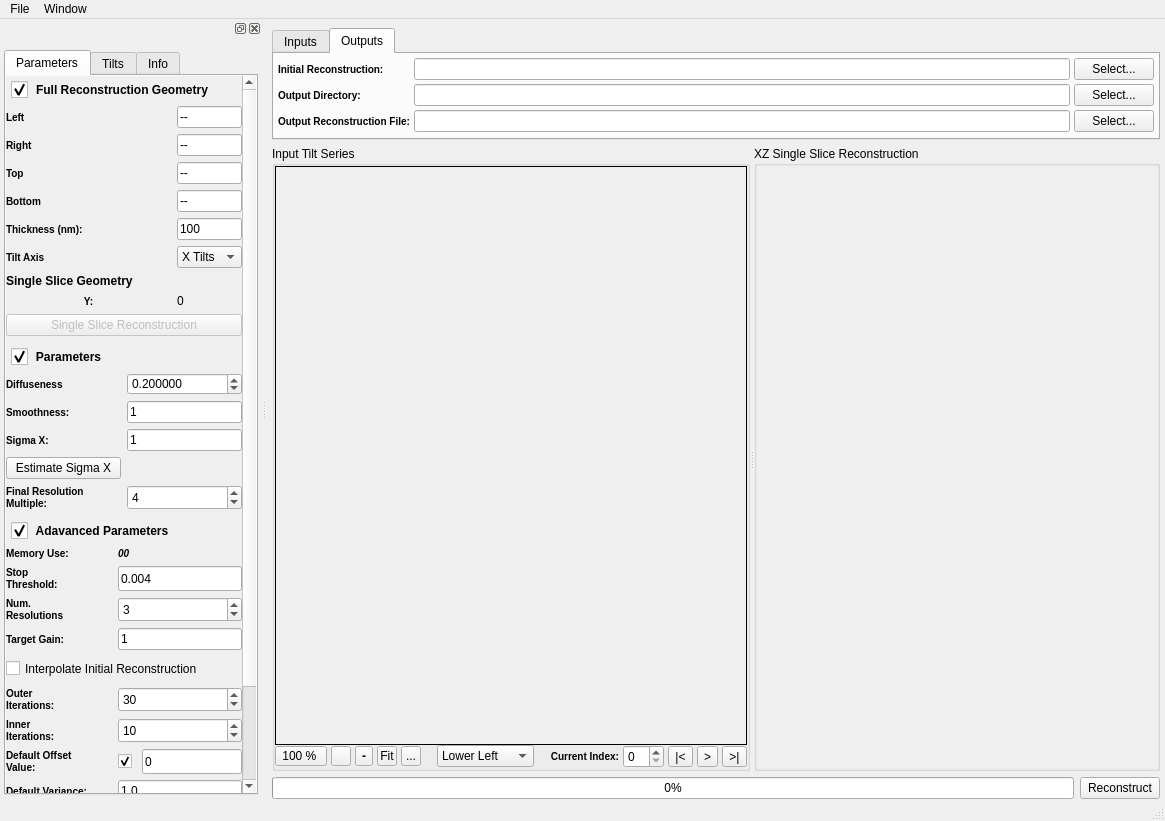
OpenMBIR/OpenMBIR-TEM, file Code/Applications/TomoGui/UI_Files/TomoGui.ui: the form before one commit.
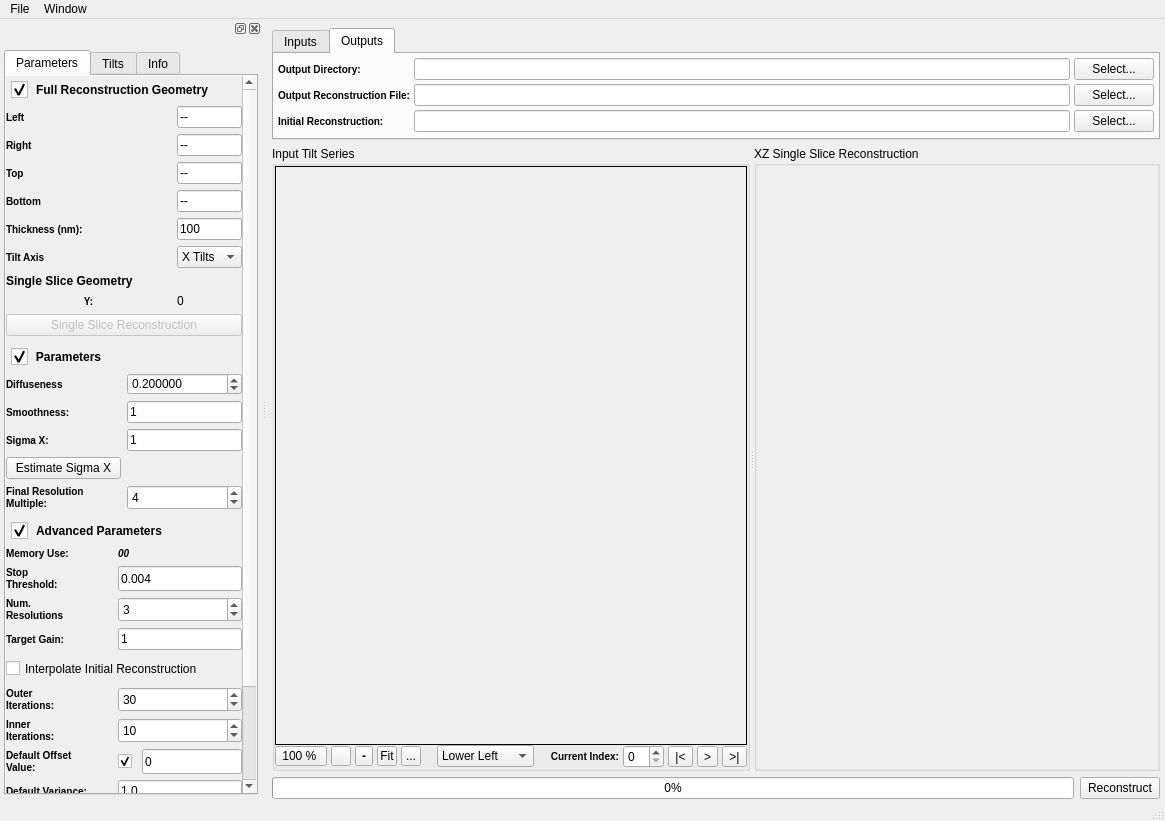
The form after the commit. The open tabs and pages were chosen to show the change. Icons and pictures are not drawn. Custom widgets are drawn as their Qt base class.

Commit message: Fixing some typos and reorganizing the GUI

Patch:
```diff
--- a/Code/Applications/TomoGui/UI_Files/TomoGui.ui
+++ b/Code/Applications/TomoGui/UI_Files/TomoGui.ui
@@ -168,54 +168,6 @@
         <property name="spacing">
          <number>4</number>
         </property>
-        <item row="0" column="0">
-         <widget class="QLabel" name="label">
-          <property name="enabled">
-           <bool>true</bool>
-          </property>
-          <property name="styleSheet">
-           <string notr="true">QLabel {
-font-weight: bold;
-font-size: 10px;
-}</string>
-          </property>
-          <property name="text">
-           <string>Initial Reconstruction:</string>
-          </property>
-         </widget>
-        </item>
-        <item row="0" column="1">
-         <widget class="QFSDropLineEdit" name="initialReconstructionPath">
-          <property name="enabled">
-           <bool>true</bool>
-          </property>
-          <property name="sizePolicy">
-           <sizepolicy hsizetype="Preferred" vsizetype="Fixed">
-            <horstretch>0</horstretch>
-            <verstretch>0</verstretch>
-           </sizepolicy>
-          </property>
-          <property name="toolTip">
-           <string>The output image to be written at the conclusion of the segmentation</string>
-          </property>
-          <property name="text">
-           <string/>
-          </property>
-         </widget>
-        </item>
-        <item row="0" column="2">
-         <widget class="QPushButton" name="initialReconstructionPathBtn">
-          <property name="sizePolicy">
-           <sizepolicy hsizetype="Maximum" vsizetype="Fixed">
-            <horstretch>0</horstretch>
-            <verstretch>0</verstretch>
-           </sizepolicy>
-          </property>
-          <property name="text">
-           <string>Select...</string>
-          </property>
-         </widget>
-        </item>
         <item row="1" column="0">
          <widget class="QLabel" name="label_9">
           <property name="toolTip">
@@ -300,6 +252,54 @@
           </property>
          </widget>
         </item>
+        <item row="3" column="0">
+         <widget class="QLabel" name="label">
+          <property name="enabled">
+           <bool>true</bool>
+          </property>
+          <property name="styleSheet">
+           <string notr="true">QLabel {
+font-weight: bold;
+font-size: 10px;
+}</string>
+          </property>
+          <property name="text">
+           <string>Initial Reconstruction:</string>
+          </property>
+         </widget>
+        </item>
+        <item row="3" column="1">
+         <widget class="QFSDropLineEdit" name="initialReconstructionPath">
+          <property name="enabled">
+           <bool>true</bool>
+          </property>
+          <property name="sizePolicy">
+           <sizepolicy hsizetype="Preferred" vsizetype="Fixed">
+            <horstretch>0</horstretch>
+            <verstretch>0</verstretch>
+           </sizepolicy>
+          </property>
+          <property name="toolTip">
+           <string>The output image to be written at the conclusion of the segmentation</string>
+          </property>
+          <property name="text">
+           <string/>
+          </property>
+         </widget>
+        </item>
+        <item row="3" column="2">
+         <widget class="QPushButton" name="initialReconstructionPathBtn">
+          <property name="sizePolicy">
+           <sizepolicy hsizetype="Maximum" vsizetype="Fixed">
+            <horstretch>0</horstretch>
+            <verstretch>0</verstretch>
+           </sizepolicy>
+          </property>
+          <property name="text">
+           <string>Select...</string>
+          </property>
+         </widget>
+        </item>
        </layout>
       </widget>
      </widget>
@@ -888,9 +888,9 @@
             <property name="geometry">
              <rect>
               <x>0</x>
-              <y>-220</y>
+              <y>0</y>
               <width>235</width>
-              <height>933</height>
+              <height>929</height>
              </rect>
             </property>
             <layout class="QVBoxLayout" name="verticalLayout_6">
@@ -966,7 +966,7 @@
 </string>
                  </property>
                  <property name="title">
-                  <string>Adavanced Parameters</string>
+                  <string>Advanced Parameters</string>
                  </property>
                  <property name="flat">
                   <bool>true</bool>
```
The commit also changes 1 other file.
